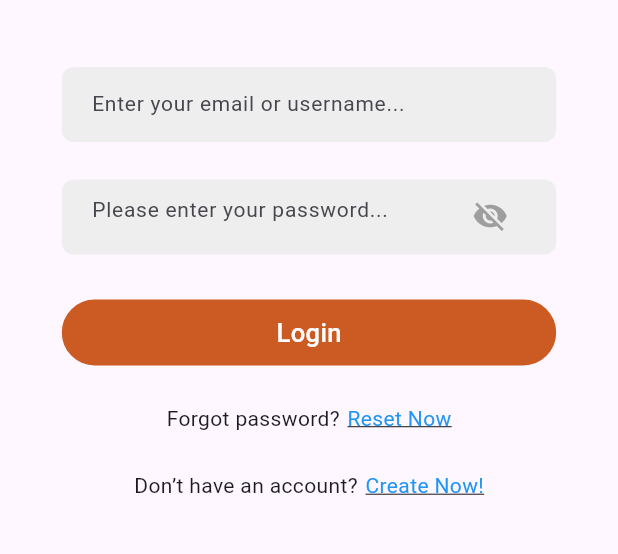
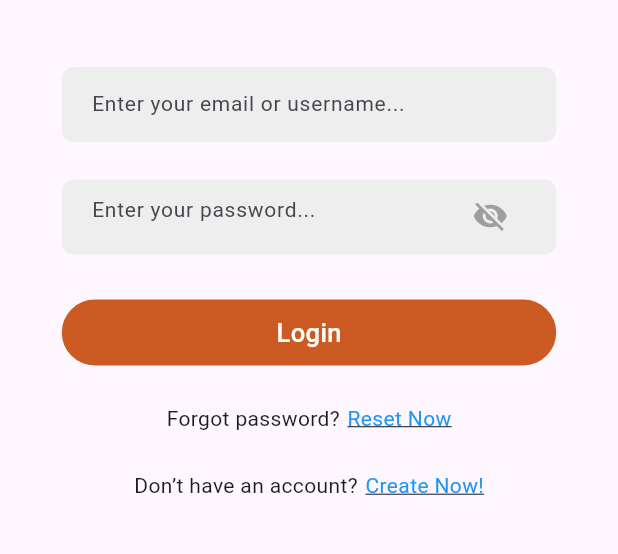
Before and after one commit to niddalalii-syed/pet-store-app, a Flutter app: the screen it shows after launch, after a tap on "Get Started", on a phone screen of 412 x 824 dp, the part 344-898 px from its top. Run offline on Flutter 3.47's test engine with Material 3 defaults, Android fonts, the phone set to English and light mode, and no system bars; our stand-ins replace pinput.

Commit message:
Update login_screen.dart

```diff
--- a/lib/screens/login/signup/login_screen.dart
+++ b/lib/screens/login/signup/login_screen.dart
@@ -58,7 +58,7 @@ class _LoginScreenState extends State<LoginScreen> {
                 obscureText: _isObscured,
                 width: ScreenSizeUtil.getWidth(context) * 0.8,
                 controller: _passwordController,
-                hintText: 'Please enter your password...',
+                hintText: 'Enter your password...',
               ),
               SizedBox(
                 height: 30,
```
